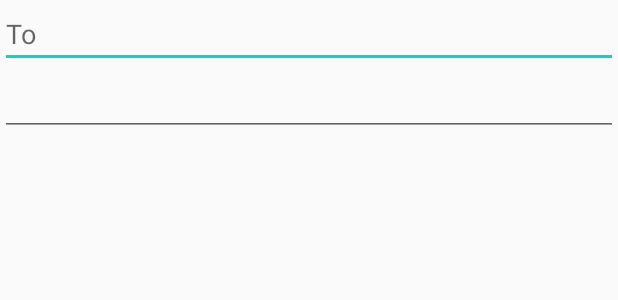
After one commit to GeorgiaRwechungura/DogApp, an Android app: the layout send_sms_dialog.xml on its own in the app's theme, with its tools: preview values and no code run, on a phone screen of 412 x 824 dp. The commit adds this screen. Shown: the top 300 px of the screen. Run offline under Robolectric (Android 15) with nearby library versions, the phone set to English and light mode, and no system bars; network calls fail.

Commit message:
Sending SMS

```diff
--- a/app/src/main/AndroidManifest.xml
+++ b/app/src/main/AndroidManifest.xml
@@ -1,9 +1,9 @@
 <?xml version="1.0" encoding="utf-8"?>
 <manifest xmlns:android="http://schemas.android.com/apk/res/android"
     package="georgia.com.dogapp">
-    <uses-permission android:name="android.permission.INTERNET">
+    <uses-permission android:name="android.permission.INTERNET"/>
+    <uses-permission android:name="android.permission.SEND_SMS"/>
 
-    </uses-permission>
 
     <application
         android:allowBackup="true"
--- /dev/null
+++ b/app/src/main/res/layout/send_sms_dialog.xml
@@ -0,0 +1,38 @@
+<?xml version="1.0" encoding="utf-8"?>
+<layout xmlns:android="http://schemas.android.com/apk/res/android"
+    xmlns:name="http://schemas.android.com/tools"
+    android:layout_width="match_parent">
+
+    <data>
+        <variable
+            name="SmsInfo"
+            type="georgia.com.dogapp.model.SmsInfo" />
+    </data>
+    <LinearLayout
+        android:layout_width="match_parent"
+        android:layout_height="match_parent"
+        android:orientation="vertical"
+        android:gravity="center_horizontal">
+        <EditText
+            android:id="@+id/smsDestination"
+            android:layout_width="match_parent"
+            android:layout_height="wrap_content"
+            android:inputType="number"
+            android:lines="1"
+            android:hint="To"
+            android:layout_gravity="center_horizontal"/>
+        <EditText
+            android:id="@+id/smsText"
+            android:layout_width="match_parent"
+            android:layout_height="wrap_content"
+            android:inputType="textImeMultiLine"
+            android:layout_gravity="center_horizontal"
+            android:text="@{SmsInfo.text}"/>
+        <ImageView
+            android:layout_width="match_parent"
+            android:layout_height="wrap_content"
+            android:scaleType="center"
+            android:imageUrl="@{SmsInfo.imageUrl}"/>
+
+    </LinearLayout>
+</layout>
--- a/app/src/main/res/menu/detail_menu.xml
+++ b/app/src/main/res/menu/detail_menu.xml
@@ -5,14 +5,14 @@
         android:title="Send Sms"
         android:id="@+id/action_send_sms"
         android:icon="@drawable/ic_send_black_24dp"
-        app:showAsAction="ifRoom">
+        app:showAsAction="never|withText">
 
     </item>
     <item
         android:title="Share"
-        android:id="@id/action_send_sms"
+        android:id="@+id/action_share"
         android:icon="@drawable/ic_share_black_24dp"
-        app:showAsAction="ifRoom">
+        app:showAsAction="never|withText">
 
     </item>
 </menu>
```
Also changed, not shown: app/src/main/java/georgia/com/dogapp/model/SmsInfo.java (added, +15 -0 lines), app/src/main/java/georgia/com/dogapp/view/DetailFragment.java (+63 -1 lines), app/src/main/java/georgia/com/dogapp/view/MainActivity.java (+75 -0 lines).
